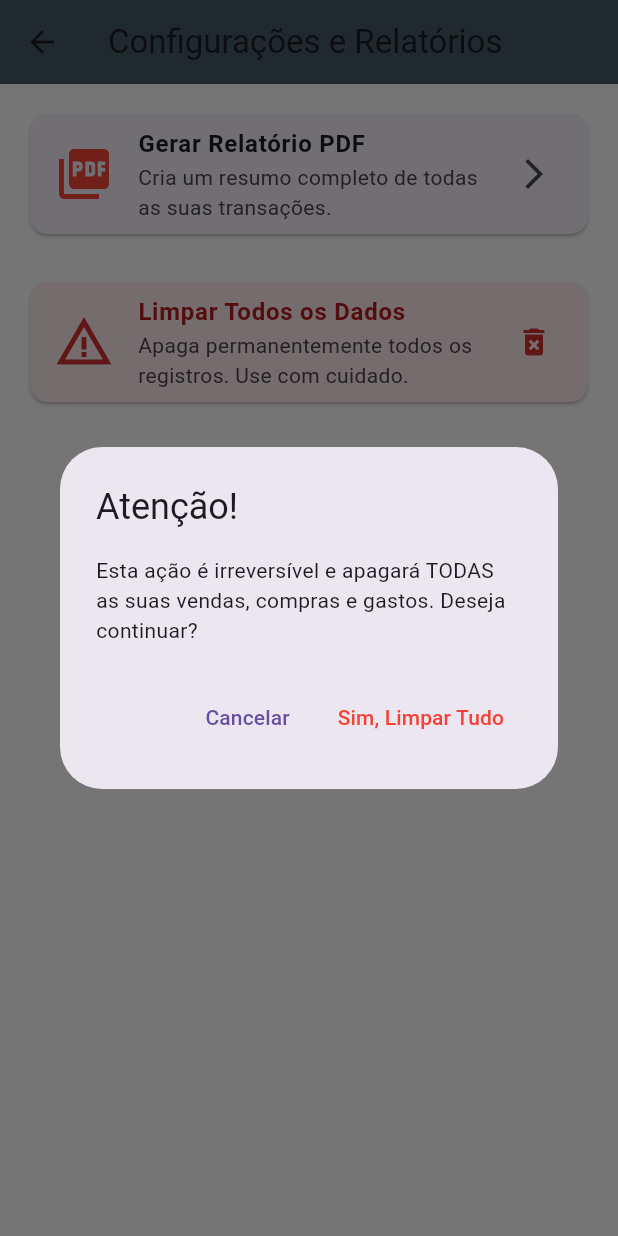
After one commit to DiegoRodrigues1988/Contabilidade-Amiga, a Flutter app: the ConfiguracoesScreen screen opened directly, after a tap on "Limpar Todos os Dados", on a phone screen of 412 x 824 dp. The commit adds this screen. Run offline on Flutter 3.47's test engine with Material 3 defaults, Android fonts, the light colour scheme and no system bars; our stand-ins replace cloud_firestore, firebase_auth, firebase_core, fl_chart, google_sign_in, open_file and 1 more; accounts and stored records are empty.

Commit message:
Contabilidade Amiga 2

```diff
--- /dev/null
+++ b/lib/configuracoes_screen.dart
@@ -0,0 +1,231 @@
+import 'dart:io';
+import 'package:flutter/material.dart';
+import 'package:firebase_auth/firebase_auth.dart';
+import 'package:cloud_firestore/cloud_firestore.dart';
+import 'package:intl/intl.dart';
+import 'package:path_provider/path_provider.dart';
+import 'package:pdf/pdf.dart';
+import 'package:pdf/widgets.dart' as pw;
+import 'package:open_file/open_file.dart';
+
+class ConfiguracoesScreen extends StatefulWidget {
+  const ConfiguracoesScreen({super.key});
+
+  @override
+  State<ConfiguracoesScreen> createState() => _ConfiguracoesScreenState();
+}
+
+class _ConfiguracoesScreenState extends State<ConfiguracoesScreen> {
+  final User? _currentUser = FirebaseAuth.instance.currentUser;
+  bool _isDeleting = false;
+  bool _isGeneratingPdf = false;
+
+  // Função para limpar todos os dados do usuário
+  Future<void> _limparTodosOsDados() async {
+    if (_currentUser == null) return;
+
+    // Diálogo de confirmação
+    final bool? confirm = await showDialog<bool>(
+      context: context,
+      builder: (context) => AlertDialog(
+        title: const Text('Atenção!'),
+        content: const Text(
+            'Esta ação é irreversível e apagará TODAS as suas vendas, compras e gastos. Deseja continuar?'),
+        actions: [
+          TextButton(
+            onPressed: () => Navigator.of(context).pop(false),
+            child: const Text('Cancelar'),
+          ),
+          TextButton(
+            onPressed: () => Navigator.of(context).pop(true),
+            child: const Text('Sim, Limpar Tudo', style: TextStyle(color: Colors.red)),
+          ),
+        ],
+      ),
+    );
+
+    if (confirm == true) {
+      setState(() { _isDeleting = true; });
+      try {
+        final collectionRef = FirebaseFirestore.instance
+            .collection('users')
+            .doc(_currentUser!.uid)
+            .collection('transactions');
+
+        final snapshot = await collectionRef.get();
+
+        WriteBatch batch = FirebaseFirestore.instance.batch();
+        for (var doc in snapshot.docs) {
+          batch.delete(doc.reference);
+        }
+
+        await batch.commit();
+
+        if (mounted) {
+          ScaffoldMessenger.of(context).showSnackBar(
+            const SnackBar(
+              content: Text('Todos os dados foram limpos com sucesso!'),
+              backgroundColor: Colors.green,
+            ),
+          );
+        }
+      } catch (e) {
+        if (mounted) {
+          ScaffoldMessenger.of(context).showSnackBar(
+            SnackBar(
+              content: Text('Erro ao limpar os dados: $e'),
+              backgroundColor: Colors.red,
+            ),
+          );
+        }
+      } finally {
+        if (mounted) { setState(() { _isDeleting = false; }); }
+      }
+    }
+  }
+
+  // Função para gerar o relatório em PDF
+  Future<void> _gerarPdf() async {
+    if (_currentUser == null) return;
+    setState(() { _isGeneratingPdf = true; });
+
+    try {
+      final transactionsSnapshot = await FirebaseFirestore.instance
+          .collection('users')
+          .doc(_currentUser!.uid)
+          .collection('transactions')
+          .orderBy('data', descending: false)
+          .get();
+
+      final pdf = pw.Document();
+
+      double totalVendas = 0;
+      double totalCompras = 0;
+      double totalGastos = 0;
+      List<pw.TableRow> rows = [];
+
+      // Cabeçalho da tabela
+      rows.add(pw.TableRow(children: [
+        pw.Text('Data', style: pw.TextStyle(fontWeight: pw.FontWeight.bold)),
+        pw.Text('Descrição', style: pw.TextStyle(fontWeight: pw.FontWeight.bold)),
+        pw.Text('Tipo', style: pw.TextStyle(fontWeight: pw.FontWeight.bold)),
+        pw.Text('Valor (R\$)', style: pw.TextStyle(fontWeight: pw.FontWeight.bold)),
+      ]));
+
+      for (var doc in transactionsSnapshot.docs) {
+        final data = doc.data();
+        final tipo = data['tipo'];
+        final valor = data['valor'];
+
+        switch (tipo) {
+          case 'venda': totalVendas += valor; break;
+          case 'compra': totalCompras += valor; break;
+          case 'gasto': totalGastos += valor; break;
+        }
+
+        rows.add(pw.TableRow(children: [
+          pw.Text(DateFormat('dd/MM/yy').format((data['data'] as Timestamp).toDate())),
+          pw.Text(data['nome']),
+          pw.Text(tipo.toString().replaceFirst(tipo[0], tipo[0].toUpperCase())),
+          pw.Text(valor.toStringAsFixed(2), textAlign: pw.TextAlign.right),
+        ]));
+      }
+
+      final balanco = totalVendas - totalCompras - totalGastos;
+
+      pdf.addPage(
+        pw.MultiPage(
+          pageFormat: PdfPageFormat.a4,
+          build: (context) => [
+            pw.Header(
+              level: 0,
+              child: pw.Text('Relatório Financeiro - Contabilidade Amiga', style: pw.TextStyle(fontSize: 20, fontWeight: pw.FontWeight.bold)),
+            ),
+            pw.Text('Gerado em: ${DateFormat('dd/MM/yyyy HH:mm').format(DateTime.now())}'),
+            pw.Divider(thickness: 2),
+            pw.SizedBox(height: 20),
+            pw.Row(
+              mainAxisAlignment: pw.MainAxisAlignment.spaceBetween,
+              children: [
+                pw.Text('Total de Vendas: R\$ ${totalVendas.toStringAsFixed(2)}', style: pw.TextStyle(color: PdfColors.green)),
+                pw.Text('Total de Compras: R\$ ${totalCompras.toStringAsFixed(2)}', style: pw.TextStyle(color: PdfColors.orange)),
+                pw.Text('Total de Gastos: R\$ ${totalGastos.toStringAsFixed(2)}', style: pw.TextStyle(color: PdfColors.red)),
+              ],
+            ),
+            pw.SizedBox(height: 10),
+            pw.Align(
+              alignment: pw.Alignment.centerRight,
+              child: pw.Text('Balanço Final: R\$ ${balanco.toStringAsFixed(2)}', style: pw.TextStyle(fontSize: 16, fontWeight: pw.FontWeight.bold, color: balanco >= 0 ? PdfColors.blue : PdfColors.red)),
+            ),
+            pw.SizedBox(height: 20),
+            pw.Header(level: 1, child: pw.Text('Histórico de Transações')),
+            pw.Table(
+              border: pw.TableBorder.all(),
+              columnWidths: {
+                0: const pw.FlexColumnWidth(1.5),
+                1: const pw.FlexColumnWidth(4),
+                2: const pw.FlexColumnWidth(2),
+                3: const pw.FlexColumnWidth(2),
+              },
+              children: rows,
+            ),
+          ],
+        ),
+      );
+
+      // Salvar e abrir o arquivo
+      final output = await getTemporaryDirectory();
+      final file = File("${output.path}/relatorio_financeiro.pdf");
+      await file.writeAsBytes(await pdf.save());
+
+      OpenFile.open(file.path);
+
+    } catch (e) {
+      if(mounted) {
+        ScaffoldMessenger.of(context).showSnackBar(
+          SnackBar(content: Text('Erro ao gerar PDF: $e'), backgroundColor: Colors.red),
+        );
+      }
+    } finally {
+      if (mounted) { setState(() { _isGeneratingPdf = false; }); }
+    }
+  }
+
+  @override
+  Widget build(BuildContext context) {
+    return Scaffold(
+      appBar: AppBar(
+        title: const Text('Configurações e Relatórios'),
+        backgroundColor: Colors.blueGrey[700],
+      ),
+      body: Padding(
+        padding: const EdgeInsets.all(16.0),
+        child: Column(
+          crossAxisAlignment: CrossAxisAlignment.stretch,
+          children: [
+            Card(
+              child: ListTile(
+                leading: const Icon(Icons.picture_as_pdf, color: Colors.red, size: 40),
+                title: const Text('Gerar Relatório PDF', style: TextStyle(fontWeight: FontWeight.bold)),
+                subtitle: const Text('Cria um resumo completo de todas as suas transações.'),
+                onTap: _isGeneratingPdf ? null : _gerarPdf,
+                trailing: _isGeneratingPdf ? const CircularProgressIndicator() : const Icon(Icons.arrow_forward_ios),
+              ),
+            ),
+            const SizedBox(height: 24),
+            Card(
+              color: Colors.red[50],
+              child: ListTile(
+                leading: Icon(Icons.warning_amber, color: Colors.red[700], size: 40),
+                title: Text('Limpar Todos os Dados', style: TextStyle(fontWeight: FontWeight.bold, color: Colors.red[900])),
+                subtitle: const Text('Apaga permanentemente todos os registros. Use com cuidado.'),
+                onTap: _isDeleting ? null : _limparTodosOsDados,
+                trailing: _isDeleting ? const CircularProgressIndicator() : Icon(Icons.delete_forever, color: Colors.red[700]),
+              ),
+            ),
+          ],
+        ),
+      ),
+    );
+  }
+}
--- a/lib/main_screen.dart
+++ b/lib/main_screen.dart
@@ -1,4 +1,5 @@
 import 'package:contabilidade_amiga/caixa_entrada_saida.dart';
+import 'package:contabilidade_amiga/configuracoes_screen.dart';
 import 'package:contabilidade_amiga/fechamento_screen.dart';
 import 'package:flutter/material.dart';
 
@@ -16,6 +17,7 @@ class _MainScreenState extends State<MainScreen> {
   static const List<Widget> _widgetOptions = <Widget>[
     CaixaEntradaSaidaScreen(),
     FechamentoScreen(),
+    ConfiguracoesScreen(), // ▼▼▼ NOVA TELA ADICIONADA ▼▼▼
   ];
 
   void _onItemTapped(int index) {
@@ -31,6 +33,7 @@ class _MainScreenState extends State<MainScreen> {
         child: _widgetOptions.elementAt(_selectedIndex),
       ),
       bottomNavigationBar: BottomNavigationBar(
+        // ▼▼▼ NOVO ITEM ADICIONADO À BARRA DE NAVEGAÇÃO ▼▼▼
         items: const <BottomNavigationBarItem>[
           BottomNavigationBarItem(
             icon: Icon(Icons.compare_arrows),
@@ -40,6 +43,10 @@ class _MainScreenState extends State<MainScreen> {
             icon: Icon(Icons.assessment),
             label: 'Fechamento',
           ),
+          BottomNavigationBarItem(
+            icon: Icon(Icons.settings),
+            label: 'Configurações',
+          ),
         ],
         currentIndex: _selectedIndex,
         selectedItemColor: Colors.green[800],
```
Also changed, not shown: pubspec.yaml (+13 -23 lines), pubspec.lock, 3 other files.
